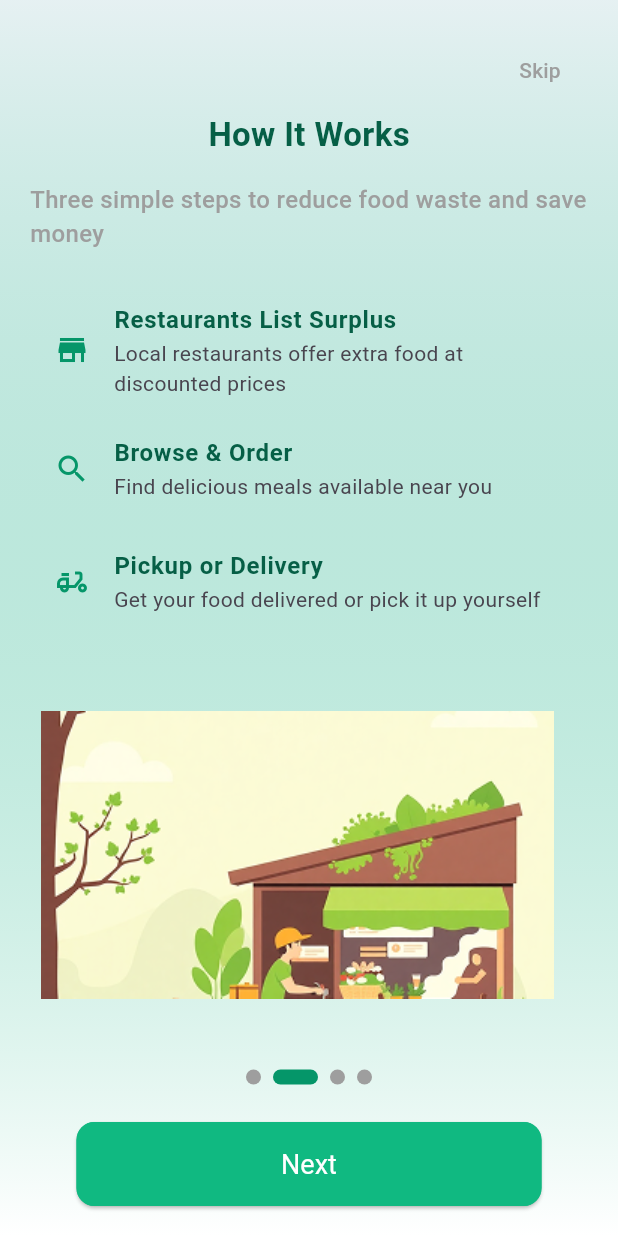
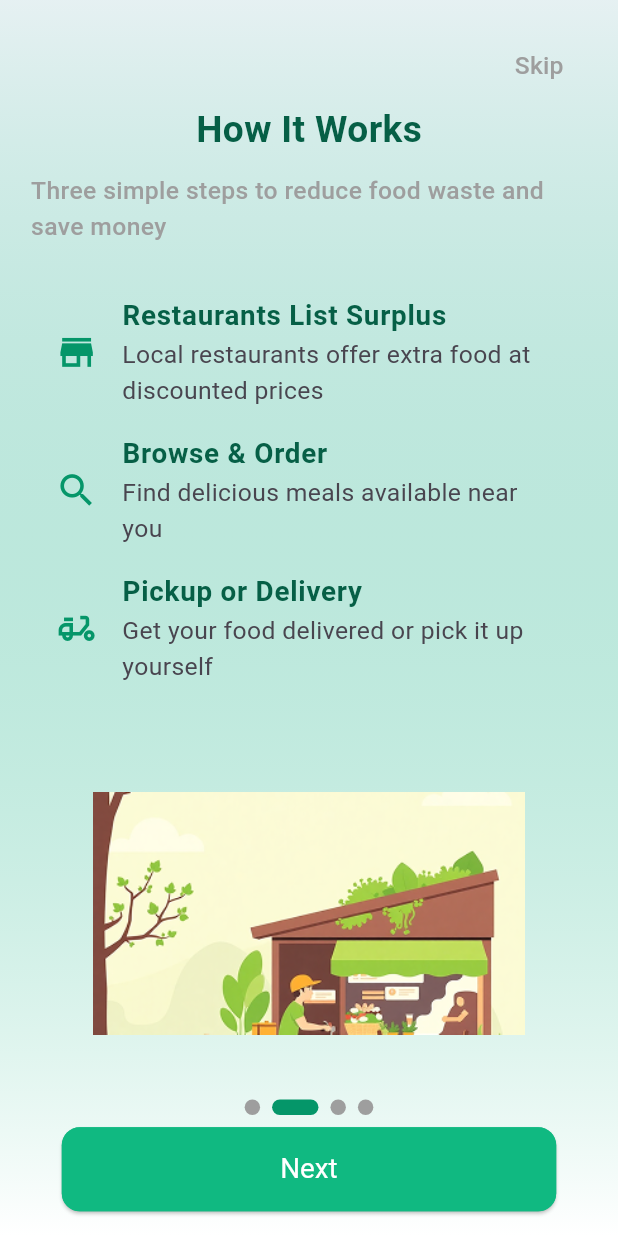
Before and after one commit to Faridaessam1/EcoEatersApp, a Flutter app: the OnBoardingScreen screen opened directly, after a tap on "Get Started", on a phone screen of 412 x 824 dp. Run offline on Flutter 3.47's test engine with Material 3 defaults, Android fonts, the phone set to English and light mode, and no system bars; drawn by our look-alikes of smooth_page_indicator; our stand-ins replace bot_toast, flutter_easyloading, flutter_screenutil.

Commit message:
edit to make media query

```diff
--- a/lib/ui/onBoarding/onBoarding1.dart
+++ b/lib/ui/onBoarding/onBoarding1.dart
@@ -7,59 +7,65 @@ class OnBoardingPage1 extends StatelessWidget {
 
   @override
   Widget build(BuildContext context) {
+    final Size size = MediaQuery.of(context).size;
+
     return Padding(
-      padding: EdgeInsets.all(20),
+      padding: EdgeInsets.all(size.width * 0.05),
         child: Column(
           mainAxisAlignment: MainAxisAlignment.center,
           children: [
-          Image.asset(AppAssets.onBoardingLogo),
-          SizedBox(height: 40),
-          Image.asset(AppAssets.onBoardingImg),
-          SizedBox(height: 30),
+            Image.asset(
+              AppAssets.onBoardingLogo,
+              width: size.width * 0.3,
+            ),
+            Image.asset(
+              AppAssets.onBoardingImg,
+              width: size.width * 0.7,
+            ),
+            SizedBox(height: size.height * 0.03),
             Text(
               "Welcome to EcoEaters",
-            style: TextStyle(fontSize: 25,
+              style: TextStyle(
+                fontSize: size.width * 0.065,
                 fontWeight: FontWeight.w900,
-                color: AppColors.darkGreen),
+                color: AppColors.darkGreen,
               ),
-          SizedBox(height: 20),
+            ),
+            SizedBox(height: size.height * 0.02),
             Text(
-            "Save food, save money\n save the planet.",
+              "Save food, save money\nSave the planet.",
               textAlign: TextAlign.center,
-            style: TextStyle(fontSize: 20, color: AppColors.green,
-            fontWeight: FontWeight.w500),
+              style: TextStyle(
+                fontSize: size.width * 0.05,
+                color: AppColors.green,
+                fontWeight: FontWeight.w500,
               ),
-          SizedBox(height: 50),
-          Row(
-            mainAxisAlignment: MainAxisAlignment.center,
+            ),
+            SizedBox(height: size.height * 0.05),
+            Wrap(
+              spacing: size.width * 0.08,
+              runSpacing: size.height * 0.02,
+              alignment: WrapAlignment.center,
               children: [
                 _buildFeatureChip(
-                  Icons.percent, "Up to 70% Off", AppColors.primaryColor, AppColors.green),
-              SizedBox(width: 30),
+                    Icons.percent, "Up to 70% Off", AppColors.primaryColor, AppColors.green, size),
                 _buildFeatureChip(
-                  Icons.eco, "Eco-friendly", AppColors.yellow, AppColors.orange),
+                    Icons.eco, "Eco-friendly", AppColors.yellow, AppColors.orange, size),
+                _buildFeatureChip(
+                    Icons.restaurant, "Quality Food", AppColors.primaryColor, AppColors.green, size),
               ],
             ),
-          SizedBox(height: 30),
-          Row(
-            mainAxisAlignment: MainAxisAlignment.center,
-            children: [
-              _buildFeatureChip(
-                  Icons.restaurant, "Quality Food", AppColors.primaryColor,
-                  AppColors.green),
-            ],
-          ),
-
           ],
         ),
     );
   }
 
-
-  Widget _buildFeatureChip(IconData icon, String text, Color bgColor,
-      Color textColor) {
+  Widget _buildFeatureChip(IconData icon, String text, Color bgColor, Color textColor, Size size) {
     return Container(
-      padding: EdgeInsets.symmetric(horizontal: 12, vertical: 6),
+      padding: EdgeInsets.symmetric(
+        horizontal: size.width * 0.03,
+        vertical: size.height * 0.015,
+      ),
       decoration: BoxDecoration(
         color: bgColor.withOpacity(0.2),
         borderRadius: BorderRadius.circular(20),
@@ -67,12 +73,15 @@ class OnBoardingPage1 extends StatelessWidget {
       child: Row(
         mainAxisSize: MainAxisSize.min,
         children: [
-          Icon(icon, size: 16, color: AppColors.black),
-          SizedBox(width: 5),
+          Icon(icon, size: size.width * 0.045, color: AppColors.black),
+          SizedBox(width: size.width * 0.02),
           Text(
             text,
             style: TextStyle(
-                fontSize: 16, fontWeight: FontWeight.w600, color: textColor),
+              fontSize: size.width * 0.04,
+              fontWeight: FontWeight.w600,
+              color: textColor,
+            ),
           ),
         ],
       ),
--- a/lib/ui/onBoarding/onBoarding2.dart
+++ b/lib/ui/onBoarding/onBoarding2.dart
@@ -7,8 +7,10 @@ class OnBoardingPage2 extends StatelessWidget {
 
   @override
   Widget build(BuildContext context) {
+    final Size size = MediaQuery.of(context).size;
+
     return Padding(
-      padding: EdgeInsets.all(20),
+      padding: EdgeInsets.all(size.width * 0.05),
       child: Column(
         mainAxisAlignment: MainAxisAlignment.spaceEvenly,
         crossAxisAlignment: CrossAxisAlignment.start,
@@ -17,41 +19,68 @@ class OnBoardingPage2 extends StatelessWidget {
             alignment: Alignment.topRight,
             child: TextButton(
               onPressed: () {},
-              child: Text("Skip", style: TextStyle(color: Colors.grey)),
+              child: Text(
+                "Skip",
+                style: TextStyle(color: Colors.grey, fontSize: size.width * 0.04),
+              ),
             ),
           ),
           Align(
             alignment: Alignment.center,
             child: Text(
               "How It Works",
-              style: TextStyle(fontSize: 22, fontWeight: FontWeight.bold,
-              color: AppColors.darkGreen,),
+              style: TextStyle(
+                fontSize: size.width * 0.06,
+                fontWeight: FontWeight.bold,
+                color: AppColors.darkGreen,
+              ),
             ),
           ),
-          SizedBox(height: 10),
+          SizedBox(height: size.height * 0.015),
           Text(
             "Three simple steps to reduce food waste and save money",
-            style: TextStyle(fontSize: 16, color: Colors.grey,fontWeight: FontWeight.w500),
+            style: TextStyle(
+              fontSize: size.width * 0.04,
+              color: Colors.grey,
+              fontWeight: FontWeight.w500,
+            ),
           ),
-          SizedBox(height: 20),
+          SizedBox(height: size.height * 0.03),
           _buildFeatureItem(Icons.store, "Restaurants List Surplus",
-              "Local restaurants offer extra food at discounted prices"),
+              "Local restaurants offer extra food at discounted prices", size),
           _buildFeatureItem(Icons.search, "Browse & Order",
-              "Find delicious meals available near you"),
+              "Find delicious meals available near you", size),
           _buildFeatureItem(Icons.delivery_dining_outlined, "Pickup or Delivery",
-              "Get your food delivered or pick it up yourself"),
-          SizedBox(height: 40),
-          Image.asset(AppAssets.onBoarding2, height: 200),
+              "Get your food delivered or pick it up yourself", size),
+          SizedBox(height: size.height * 0.05),
+          Center(
+            child: Image.asset(
+              AppAssets.onBoarding2,
+              height: size.height * 0.25,
+              width: size.width * 0.7,
+              fit: BoxFit.contain,
+            ),
+          ),
         ],
       ),
     );
   }
 
-  Widget _buildFeatureItem(IconData icon, String title, String subtitle) {
+  Widget _buildFeatureItem(IconData icon, String title, String subtitle, Size size) {
     return ListTile(
-      leading: Icon(icon, color: AppColors.green),
-      title: Text(title, style: TextStyle(fontWeight: FontWeight.bold,color: AppColors.darkGreen)),
-      subtitle: Text(subtitle),
+      leading: Icon(icon, color: AppColors.green, size: size.width * 0.07),
+      title: Text(
+        title,
+        style: TextStyle(
+          fontWeight: FontWeight.bold,
+          color: AppColors.darkGreen,
+          fontSize: size.width * 0.045,
+        ),
+      ),
+      subtitle: Text(
+        subtitle,
+        style: TextStyle(fontSize: size.width * 0.04),
+      ),
     );
   }
 }
--- a/lib/ui/onBoarding/onBoarding3.dart
+++ b/lib/ui/onBoarding/onBoarding3.dart
@@ -7,10 +7,11 @@ class OnBoardingPage3 extends StatelessWidget {
 
   @override
   Widget build(BuildContext context) {
+    final Size size = MediaQuery.of(context).size;
+
     return Padding(
-      padding: const EdgeInsets.all(30),
+      padding: EdgeInsets.all(size.width * 0.06),
         child: Column(
-        mainAxisAlignment: MainAxisAlignment.spaceBetween,
           crossAxisAlignment: CrossAxisAlignment.start,
           children: [
             Align(
@@ -22,35 +23,43 @@ class OnBoardingPage3 extends StatelessWidget {
             ),
             Align(
               alignment: Alignment.center,
-              child: Image.asset(AppAssets.onBoarding3, height: 300)),
-          const Center(
+              child: Image.asset(
+                AppAssets.onBoarding3,
+                height: size.height * 0.3,
+              ),
+            ),
+            SizedBox(height: size.height * 0.02),
+            Center(
               child: Text(
                 "Amazing Benefits Await",
-              style: TextStyle(fontSize: 22, fontWeight: FontWeight.bold),
+                style: TextStyle(fontSize: size.width * 0.06, fontWeight: FontWeight.bold),
               ),
             ),
-          const Center(
+            SizedBox(height: size.height * 0.01),
+            Center(
               child: Text(
                 "Join our community of conscious \nconsumers and enjoy these perks",
                 textAlign: TextAlign.center,
-              style: TextStyle(fontSize: 16, color: Colors.black38),
+                style: TextStyle(fontSize: size.width * 0.045, color: Colors.black38),
               ),
             ),
+            SizedBox(height: size.height * 0.02),
             _buildFeatureItem(Icons.local_offer, "Save up to 50%",
-              "Quality meals at amazing prices"),
+                "Quality meals at amazing prices", size),
             _buildFeatureItem(
-              Icons.eco, "Reduce Food Waste", "Help save the environment"),
+                Icons.eco, "Reduce Food Waste", "Help save the environment", size),
             _buildFeatureItem(
-              Icons.store, "Support Local", "Help local restaurants thrive"),
+                Icons.store, "Support Local", "Help local restaurants thrive", size),
+
           ],
         ),
     );
   }
 
-  Widget _buildFeatureItem(IconData icon, String title, String subtitle) {
+  Widget _buildFeatureItem(IconData icon, String title, String subtitle, Size size) {
     return Container(
-      margin: const EdgeInsets.symmetric(vertical: 8),
-      padding: const EdgeInsets.all(12),
+      margin: EdgeInsets.symmetric(vertical: size.height * 0.01),
+      padding: EdgeInsets.all(size.width * 0.04),
       decoration: BoxDecoration(
         color: Colors.white,
         borderRadius: BorderRadius.circular(15),
@@ -58,32 +67,38 @@ class OnBoardingPage3 extends StatelessWidget {
           BoxShadow(
             color: Colors.black12,
             blurRadius: 5,
-            offset: Offset(0, 2),
+            offset: const Offset(0, 2),
           ),
         ],
       ),
       child: Row(
+        crossAxisAlignment: CrossAxisAlignment.start,
         children: [
           Container(
-            decoration: BoxDecoration(
+            decoration: const BoxDecoration(
               color: AppColors.primaryColor,
               shape: BoxShape.circle,
             ),
-            child: Icon(icon, color: AppColors.lightMint, size: 25),
+            padding: EdgeInsets.all(size.width * 0.02),
+            child: Icon(icon, color: AppColors.lightMint, size: size.width * 0.07),
           ),
-          const SizedBox(width: 15),
-          Column(
+          SizedBox(width: size.width * 0.04),
+          Expanded(
+            child: Column(
               crossAxisAlignment: CrossAxisAlignment.start,
               children: [
                 Text(
                   title,
-                style: const TextStyle(fontSize: 16, fontWeight: FontWeight.bold),
+                  style: TextStyle(fontSize: size.width * 0.04, fontWeight: FontWeight.bold),
                 ),
                 Text(
                   subtitle,
-                style: const TextStyle(fontSize: 14, color: Colors.black54),
+                  style: TextStyle(fontSize: size.width * 0.03, color: Colors.black54),
+                  overflow: TextOverflow.ellipsis,
+                  maxLines: 2,
                 ),
               ],
+            ),
           ),
         ],
       ),
--- a/lib/ui/onBoarding/onBoarding4.dart
+++ b/lib/ui/onBoarding/onBoarding4.dart
@@ -8,10 +8,12 @@ class OnBoardingPage4 extends StatelessWidget {
 
   @override
   Widget build(BuildContext context) {
+    final Size size = MediaQuery.of(context).size;
+
     return Padding(
-      padding: EdgeInsets.all(30),
+        padding: EdgeInsets.all(size.width * 0.08),
         child: Column(
-        mainAxisAlignment: MainAxisAlignment.center,
+          crossAxisAlignment: CrossAxisAlignment.center,
           children: [
             Align(
               alignment: Alignment.topRight,
@@ -20,31 +22,41 @@ class OnBoardingPage4 extends StatelessWidget {
                 child: Text("Skip", style: TextStyle(color: Colors.grey)),
               ),
             ),
-          Image.asset(AppAssets.onBoarding4, height: 200),
-          SizedBox(height: 30),
+            Image.asset(AppAssets.onBoarding4, height: size.height * 0.25),
+            SizedBox(height: size.height * 0.04),
             Text(
               "Join EcoEaters Today",
-            style: TextStyle(fontSize: 22, fontWeight: FontWeight.bold),
+              style: TextStyle(fontSize: size.width * 0.06, fontWeight: FontWeight.bold),
             ),
-          SizedBox(height: 10),
+            SizedBox(height: size.height * 0.015),
             Text(
               "Be part of the solution. Save money while helping reduce food waste in your community.",
               textAlign: TextAlign.center,
-            style: TextStyle(fontSize: 16, color: Colors.grey),
+              style: TextStyle(fontSize: size.width * 0.04, color: Colors.grey),
             ),
-          SizedBox(height: 40),
-          _buildSocialButton("Continue with Email",   AppColors.primaryColor, AppAssets.emailIcon),
-          _buildSocialButton("Continue with Google", Colors.white,AppAssets.googleIcon),
-          _buildSocialButton("Continue with Apple", AppColors.primaryColor, AppAssets.appleIcon),
-          SizedBox(height: 30),
-    RichText(
+            SizedBox(height: size.height * 0.02),
+
+
+            Column(
+              children: [
+                _buildSocialButton("Continue with Email", AppColors.primaryColor, AppAssets.emailIcon, size),
+                _buildSocialButton("Continue with Google", Colors.white, AppAssets.googleIcon, size),
+                _buildSocialButton("Continue with Apple", AppColors.primaryColor, AppAssets.appleIcon, size),
+              ],
+            ),
+
+            SizedBox(height: size.height * 0.05),
+
+
+            Center(
+              child: Padding(
+                padding: EdgeInsets.symmetric(horizontal: size.width * 0.05),
+                child: RichText(
                   textAlign: TextAlign.center,
                   text: TextSpan(
-    style: TextStyle(fontSize: 14, color: Colors.black),
+                    style: TextStyle(fontSize: size.width * 0.035, color: Colors.black),
                     children: [
-    TextSpan(
-    text: "By continuing, you agree to our ",
-    ),
+                      TextSpan(text: "By continuing, you agree to our "),
                       TextSpan(
                         text: "Terms of Service",
                         style: TextStyle(
@@ -54,13 +66,10 @@ class OnBoardingPage4 extends StatelessWidget {
                         ),
                         recognizer: TapGestureRecognizer()
                           ..onTap = () {
-    // Navigate to Terms of Service page
                             Navigator.pushNamed(context, "/terms");
                           },
                       ),
-    TextSpan(
-    text: " and ",
-    ),
+                      TextSpan(text: " and "),
                       TextSpan(
                         text: "Privacy Policy",
                         style: TextStyle(
@@ -70,35 +79,38 @@ class OnBoardingPage4 extends StatelessWidget {
                         ),
                         recognizer: TapGestureRecognizer()
                           ..onTap = () {
-    // Navigate to Privacy Policy page
                             Navigator.pushNamed(context, "/privacy");
                           },
                       ),
                     ],
                   ),
                 ),
-      ]
+              ),
+            ),
+
+          ],
         ),
     );
   }
 
-  Widget _buildSocialButton(String text, Color color, String imagePath) {
+  Widget _buildSocialButton(String text, Color color, String imagePath, Size size) {
     return Padding(
-      padding: const EdgeInsets.symmetric(vertical: 8),
+      padding: EdgeInsets.symmetric(vertical: size.height * 0.01),
       child: ElevatedButton.icon(
         style: ElevatedButton.styleFrom(
           backgroundColor: color,
-          padding: const EdgeInsets.symmetric(horizontal: 80, vertical: 16),
+          padding: EdgeInsets.symmetric(
+            horizontal: size.width * 0.099,
+            vertical: size.height * 0.01,
+          ),
           shape: RoundedRectangleBorder(borderRadius: BorderRadius.circular(16)),
         ),
-        icon: Image.asset(imagePath, height: 24, width: 24),
+        icon: Image.asset(imagePath, height: size.width * 0.06, width: size.width * 0.06),
         label: Text(
           text,
-          style: TextStyle(color: color == Colors.black ? Colors.white : Colors.black),
+          style: TextStyle(color: color == Colors.black ? Colors.white : Colors.black, fontSize: size.width * 0.04),
         ),
-        onPressed: () {
-
-        },
+        onPressed: () {},
       ),
     );
   }
--- a/lib/ui/onBoarding/widget/onBoardingScreen.dart
+++ b/lib/ui/onBoarding/widget/onBoardingScreen.dart
@@ -7,8 +7,6 @@ import '../onBoarding2.dart';
 import '../onBoarding3.dart';
 import '../onBoarding4.dart';
 
-
-
 class OnBoardingScreen extends StatefulWidget {
   const OnBoardingScreen({super.key});
 
@@ -17,12 +15,19 @@ class OnBoardingScreen extends StatefulWidget {
 }
 
 class _OnboardingScreenState extends State<OnBoardingScreen> {
-  PageController _pageController = PageController();
+  final PageController _pageController = PageController();
   int currentPage = 0;
+
   @override
   Widget build(BuildContext context) {
+    final Size size = MediaQuery.of(context).size;
+    final double buttonWidth = size.width * 0.8;
+    final double buttonHeight = size.height * 0.06;
+
     return Scaffold(
       body: Container(
+        width: size.width,
+        height: size.height,
         decoration: BoxDecoration(
           gradient: LinearGradient(
             colors: [
@@ -52,32 +57,37 @@ class _OnboardingScreenState extends State<OnBoardingScreen> {
               ),
             ),
             Padding(
-              padding: EdgeInsets.symmetric(horizontal: 20, vertical: 20),
+              padding: EdgeInsets.symmetric(
+                horizontal: size.width * 0.05,
+                vertical: size.height * 0.02,
+              ),
               child: Column(
                 children: [
                   SmoothPageIndicator(
                     controller: _pageController,
                     count: 4,
                     effect: ExpandingDotsEffect(
-                      dotWidth: 10,
-                      dotHeight: 10,
+                      dotWidth: size.width * 0.025,
+                      dotHeight: size.width * 0.025,
                       activeDotColor: AppColors.green,
                     ),
                   ),
-                  SizedBox(height: 25),
+                  SizedBox(height: size.height * 0.01),
                   CustomElevatedButton(
                     text: currentPage == 0 ? "Get Started" : "Next",
                     buttonColor: AppColors.primaryColor,
                     textColor: AppColors.white,
                     borderRadius: 12,
-                    fontSize: 18,
+                    fontSize: size.width * 0.045,
+                    width: buttonWidth,
+                    height: buttonHeight,
                     onPressed: () {
                       if (currentPage < 3) {
                         _pageController.nextPage(
-                            duration: Duration(milliseconds: 500),
-                            curve: Curves.ease);
+                          duration: Duration(milliseconds: 500),
+                          curve: Curves.ease,
+                        );
                       } else {
-                        // Navigate to the main screen after onboarding
                         Navigator.pushReplacementNamed(context, "/auth");
                       }
                     },
@@ -90,4 +100,4 @@ class _OnboardingScreenState extends State<OnBoardingScreen> {
       ),
     );
   }
-  }
+}
```
Lines whose indentation alone changed are shown as unchanged.
